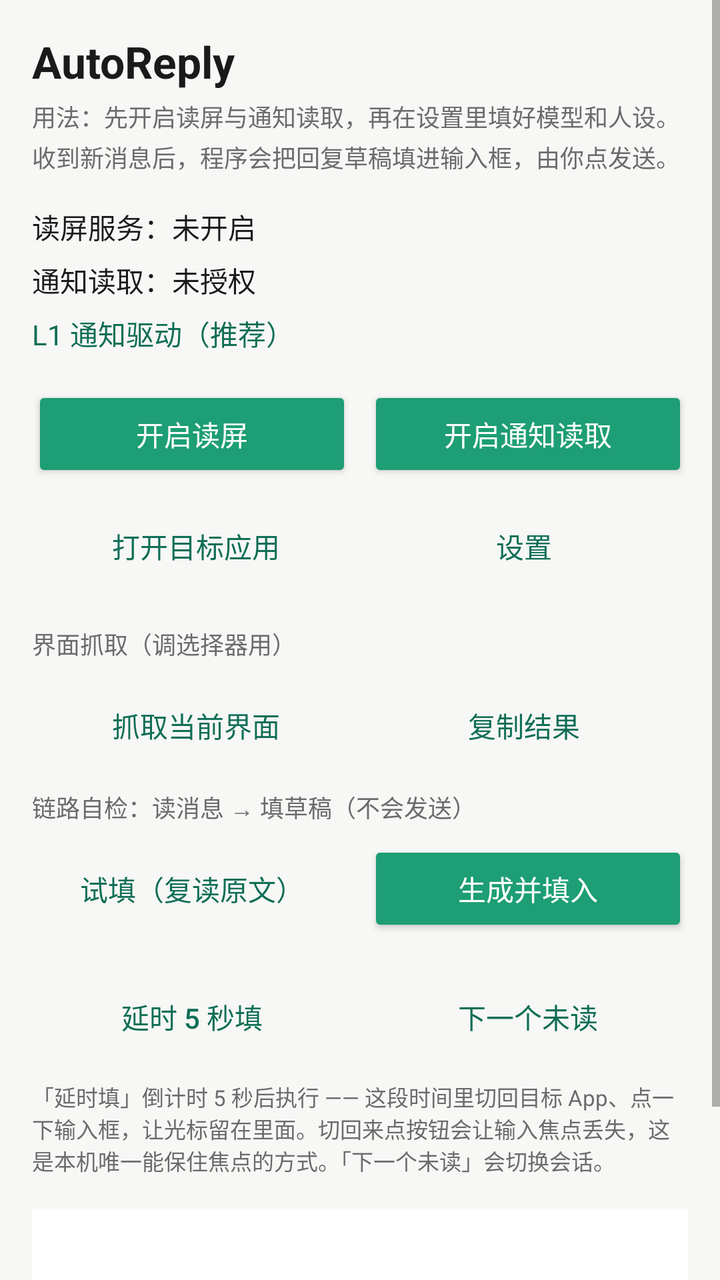
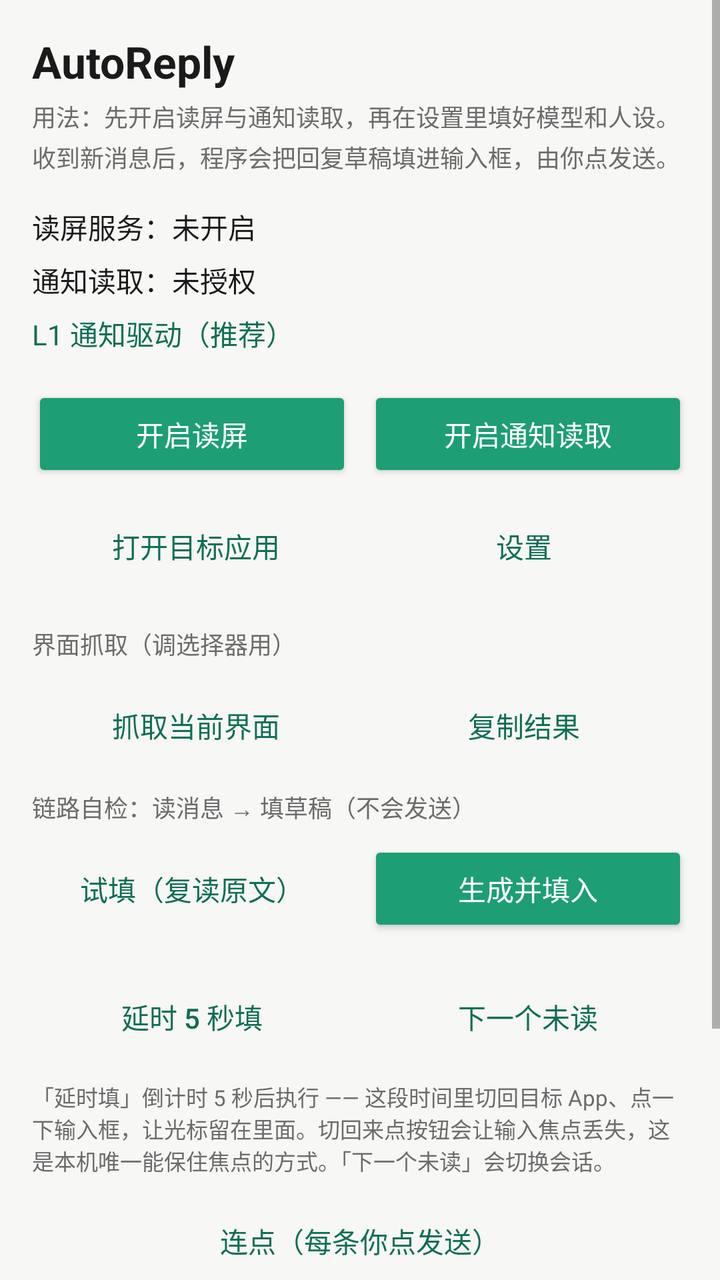

Compare the two renders of this Android layout. The source of the first and the diff that turns it into the second are given below.
<!-- AndroidManifest.xml: application theme AppTheme -->
<!-- res/layout/activity_main.xml -->
<?xml version="1.0" encoding="utf-8"?>
<ScrollView xmlns:android="http://schemas.android.com/apk/res/android"
    android:layout_width="match_parent"
    android:layout_height="match_parent"
    android:fillViewport="true">

    <LinearLayout
        android:layout_width="match_parent"
        android:layout_height="wrap_content"
        android:orientation="vertical"
        android:padding="16dp">

        <TextView
            android:id="@+id/title"
            android:layout_width="match_parent"
            android:layout_height="wrap_content"
            android:text="@string/app_name"
            android:textSize="22sp"
            android:textStyle="bold"
            android:textColor="@color/text_primary"
            android:layout_marginBottom="4dp" />

        <TextView
            android:id="@+id/subtitle"
            android:layout_width="match_parent"
            android:layout_height="wrap_content"
            android:text="@string/hint_usage"
            android:textSize="12sp"
            android:textColor="@color/text_secondary"
            android:lineSpacingExtra="3dp"
            android:layout_marginBottom="16dp" />

        <TextView
            android:id="@+id/status_service"
            android:layout_width="match_parent"
            android:layout_height="wrap_content"
            android:text="@string/status_service_off"
            android:textSize="14sp"
            android:textColor="@color/text_primary"
            android:layout_marginBottom="6dp" />

        <TextView
            android:id="@+id/status_notify"
            android:layout_width="match_parent"
            android:layout_height="wrap_content"
            android:text="@string/status_notify_off"
            android:textSize="14sp"
            android:textColor="@color/text_primary"
            android:layout_marginBottom="6dp" />

        <TextView
            android:id="@+id/status_level"
            android:layout_width="match_parent"
            android:layout_height="wrap_content"
            android:text="@string/level_1"
            android:textSize="14sp"
            android:textColor="@color/brand_dark"
            android:layout_marginBottom="16dp" />

        <LinearLayout
            android:layout_width="match_parent"
            android:layout_height="wrap_content"
            android:orientation="horizontal"
            android:layout_marginBottom="8dp">

            <Button
                android:id="@+id/btn_accessibility"
                style="@style/PrimaryButton"
                android:layout_width="0dp"
                android:layout_height="wrap_content"
                android:layout_weight="1"
                android:text="@string/btn_enable_accessibility" />

            <Button
                android:id="@+id/btn_notify"
                style="@style/PrimaryButton"
                android:layout_width="0dp"
                android:layout_height="wrap_content"
                android:layout_weight="1"
                android:layout_marginStart="8dp"
                android:text="@string/btn_enable_notify" />
        </LinearLayout>

        <LinearLayout
            android:layout_width="match_parent"
            android:layout_height="wrap_content"
            android:orientation="horizontal"
            android:layout_marginBottom="16dp">

            <Button
                android:id="@+id/btn_open_target"
                style="@style/GhostButton"
                android:layout_width="0dp"
                android:layout_height="wrap_content"
                android:layout_weight="1"
                android:text="@string/btn_open_target" />

            <Button
                android:id="@+id/btn_settings"
                style="@style/GhostButton"
                android:layout_width="0dp"
                android:layout_height="wrap_content"
                android:layout_weight="1"
                android:text="@string/btn_settings" />
        </LinearLayout>

        <TextView
            android:id="@+id/label_dump"
            android:layout_width="match_parent"
            android:layout_height="wrap_content"
            android:text="界面抓取（调选择器用）"
            android:textSize="12sp"
            android:textColor="@color/text_secondary"
            android:layout_marginBottom="8dp" />

        <LinearLayout
            android:layout_width="match_parent"
            android:layout_height="wrap_content"
            android:orientation="horizontal"
            android:layout_marginBottom="8dp">

            <Button
                android:id="@+id/btn_dump"
                style="@style/GhostButton"
                android:layout_width="0dp"
                android:layout_height="wrap_content"
                android:layout_weight="1"
                android:text="@string/btn_dump" />

            <Button
                android:id="@+id/btn_copy"
                style="@style/GhostButton"
                android:layout_width="0dp"
                android:layout_height="wrap_content"
                android:layout_weight="1"
                android:text="@string/btn_copy" />
        </LinearLayout>

        <TextView
            android:id="@+id/label_probe"
            android:layout_width="match_parent"
            android:layout_height="wrap_content"
            android:text="链路自检：读消息 → 填草稿（不会发送）"
            android:textSize="12sp"
            android:textColor="@color/text_secondary"
            android:layout_marginBottom="8dp" />

        <LinearLayout
            android:layout_width="match_parent"
            android:layout_height="wrap_content"
            android:orientation="horizontal"
            android:layout_marginBottom="16dp">

            <Button
                android:id="@+id/btn_probe"
                style="@style/GhostButton"
                android:layout_width="0dp"
                android:layout_height="wrap_content"
                android:layout_weight="1"
                android:text="@string/btn_probe" />

            <Button
                android:id="@+id/btn_generate"
                style="@style/PrimaryButton"
                android:layout_width="0dp"
                android:layout_height="wrap_content"
                android:layout_weight="1"
                android:layout_marginStart="8dp"
                android:text="@string/btn_generate" />
        </LinearLayout>

        <LinearLayout
            android:layout_width="match_parent"
            android:layout_height="wrap_content"
            android:orientation="horizontal"
            android:layout_marginBottom="8dp">

            <Button
                android:id="@+id/btn_delayed"
                style="@style/GhostButton"
                android:layout_width="0dp"
                android:layout_height="wrap_content"
                android:layout_weight="1"
                android:text="@string/btn_delayed" />

            <Button
                android:id="@+id/btn_next"
                style="@style/GhostButton"
                android:layout_width="0dp"
                android:layout_height="wrap_content"
                android:layout_weight="1"
                android:layout_marginStart="8dp"
                android:text="@string/btn_next" />
        </LinearLayout>

        <TextView
            android:layout_width="match_parent"
            android:layout_height="wrap_content"
            android:text="@string/hint_delayed"
            android:textSize="11sp"
            android:textColor="@color/text_secondary"
            android:layout_marginBottom="16dp" />

        <TextView
            android:id="@+id/output"
            android:layout_width="match_parent"
            android:layout_height="wrap_content"
            android:minHeight="120dp"
            android:background="@color/surface"
            android:padding="12dp"
            android:textSize="11sp"
            android:textColor="@color/text_primary"
            android:fontFamily="monospace"
            android:textIsSelectable="true" />

    </LinearLayout>
</ScrollView>
<!-- resources referenced by this layout -->
<resources>
  <color name="brand_dark">#0F6E56</color>
  <color name="surface">#FFFFFF</color>
  <color name="text_primary">#1A1A1A</color>
  <color name="text_secondary">#6B6B6B</color>
  <string name="app_name">AutoReply</string>
  <string name="btn_copy">复制结果</string>
  <string name="btn_delayed">延时 5 秒填</string>
  <string name="btn_dump">抓取当前界面</string>
  <string name="btn_enable_accessibility">开启读屏</string>
  <string name="btn_enable_notify">开启通知读取</string>
  <string name="btn_generate">生成并填入</string>
  <string name="btn_next">下一个未读</string>
  <string name="btn_open_target">打开目标应用</string>
  <string name="btn_probe">试填（复读原文）</string>
  <string name="btn_settings">设置</string>
  <string name="hint_delayed">「延时填」倒计时 5 秒后执行 —— 这段时间里切回目标 App、点一下输入框，让光标留在里面。切回来点按钮会让输入焦点丢失，这是本机唯一能保住焦点的方式。「下一个未读」会切换会话。</string>
  <string name="hint_usage">用法：先开启读屏与通知读取，再在设置里填好模型和人设。收到新消息后，程序会把回复草稿填进输入框，由你点发送。</string>
  <string name="level_1">L1 通知驱动（推荐）</string>
  <string name="status_notify_off">通知读取：未授权</string>
  <string name="status_service_off">读屏服务：未开启</string>
  <style name="GhostButton" parent="@android:style/Widget.Material.Button.Borderless">
          <item name="android:textColor">@color/brand_dark</item>
      </style>
  <style name="PrimaryButton" parent="@android:style/Widget.Material.Button">
          <item name="android:backgroundTint">@color/brand</item>
          <item name="android:textColor">#FFFFFF</item>
      </style>
  <style name="AppTheme" parent="@android:style/Theme.Material.Light.NoActionBar">
          <item name="android:colorPrimary">@color/brand</item>
          <item name="android:colorPrimaryDark">@color/brand_dark</item>
          <item name="android:colorAccent">@color/brand</item>
          <item name="android:windowBackground">@color/bg</item>
          <item name="android:statusBarColor">@color/brand_dark</item>
          <item name="android:textColorPrimary">@color/text_primary</item>
          <item name="android:textColorSecondary">@color/text_secondary</item>
      </style>
  <color name="brand">#1D9E75</color>
  <color name="bg">#F7F7F5</color>
</resources>

<!-- the commit's change to res/layout/activity_main.xml (unified diff, before → after) -->
@@ -199,7 +199,15 @@
             android:text="@string/hint_delayed"
             android:textSize="11sp"
             android:textColor="@color/text_secondary"
-            android:layout_marginBottom="16dp" />
+            android:layout_marginBottom="8dp" />
+
+        <Button
+            android:id="@+id/btn_batch"
+            style="@style/GhostButton"
+            android:layout_width="match_parent"
+            android:layout_height="wrap_content"
+            android:layout_marginBottom="16dp"
+            android:text="@string/btn_batch_default" />
 
         <TextView
             android:id="@+id/output"
<!-- resource entries referenced after the edit -->
@@ -5,6 +5,7 @@
   <color name="text_primary">#1A1A1A</color>
   <color name="text_secondary">#6B6B6B</color>
   <string name="app_name">AutoReply</string>
+  <string name="btn_batch_default">连点（每条你点发送）</string>
   <string name="btn_copy">复制结果</string>
   <string name="btn_delayed">延时 5 秒填</string>
   <string name="btn_dump">抓取当前界面</string>
